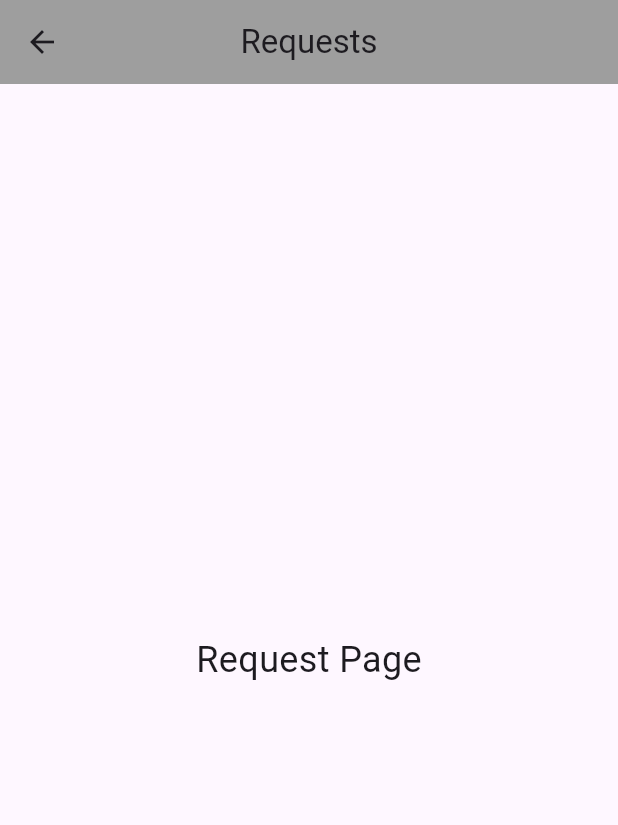
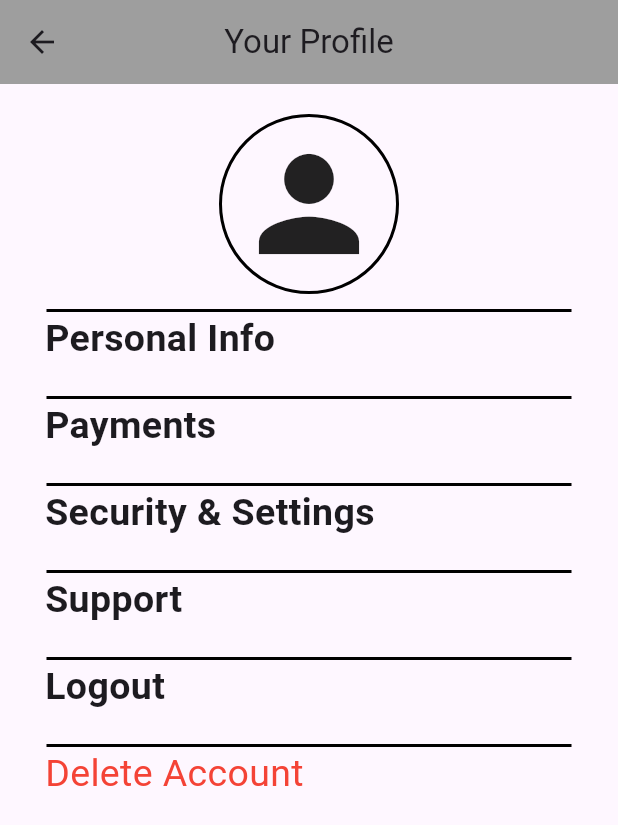
Before and after one commit to acm-projects/ExpertEvents, a Flutter app: the ProfilePage screen opened directly, on a phone screen of 412 x 824 dp. Shown: the top 825 px of the screen. Run offline on Flutter 3.47's test engine with Material 3 defaults, Android fonts, the phone set to English and light mode, and no system bars; our stand-ins replace like_button.

Commit message:
Update profile.dart

```diff
--- a/expert_events_flutter_project/lib/profile.dart
+++ b/expert_events_flutter_project/lib/profile.dart
@@ -1,18 +1,75 @@
 import 'package:flutter/material.dart';
 
 class ProfilePage extends StatelessWidget {
+  const ProfilePage({Key? key}) : super(key: key);
+
+  Widget buildTextContainer(String text, {TextStyle? textStyle}) {
+    return Column(
+      children: [
+        Container(
+          height: 2,
+          color: Colors.black,
+          width: 350,
+        ),
+        Container(
+          margin: EdgeInsets.only(left: 30),
+          alignment: Alignment.centerLeft,
+          child: Text(
+            text,
+            style: textStyle ?? TextStyle(fontSize: 25, fontWeight: FontWeight.bold),
+          ),
+        ),
+      ],
+    );
+  }
+
   @override
   Widget build(BuildContext context) {
     return Scaffold(
       appBar: AppBar(
         backgroundColor: Colors.grey,
-        title: Text('Requests'),
+        title: Text('Your Profile'),
         centerTitle: true,
       ),
-      body: Center(
-        child: Text(
-          'Request Page',
-          style: TextStyle(fontSize: 24),
+      body: SingleChildScrollView(
+        child: Column(
+          mainAxisAlignment: MainAxisAlignment.start,
+          children: [
+            SizedBox(height: 20),
+            Center(
+              child: Container(
+                decoration: BoxDecoration(
+                  shape: BoxShape.circle,
+                  border: Border.all(
+                    color: Colors.black,
+                    width: 2,
+                  ),
+                ),
+                child: Padding(
+                  padding: const EdgeInsets.all(8.0),
+                  child: Icon(
+                    Icons.person,
+                    size: 100,
+                  ),
+                ),
+              ),
+            ),
+            SizedBox(height: 10),
+            buildTextContainer("Personal Info"),
+            SizedBox(height: 20),
+            buildTextContainer("Payments"),
+            SizedBox(height: 20),
+            buildTextContainer("Security & Settings"),
+            SizedBox(height: 20),
+            buildTextContainer("Support"),
+            SizedBox(height: 20),
+            buildTextContainer("Logout"),
+            SizedBox(height: 20),
+            buildTextContainer("Delete Account",
+                textStyle:
+                TextStyle(fontSize: 25,
+                    color: Colors.red)),
+          ],
         ),
       ),
     );
```
